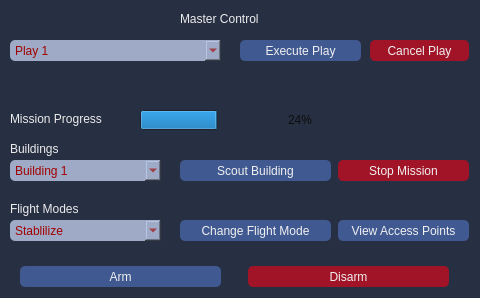
CSUN-SERL/lcar-bot, file src/rqt_gcs/resources/MissionProgress.ui: the form before one commit.
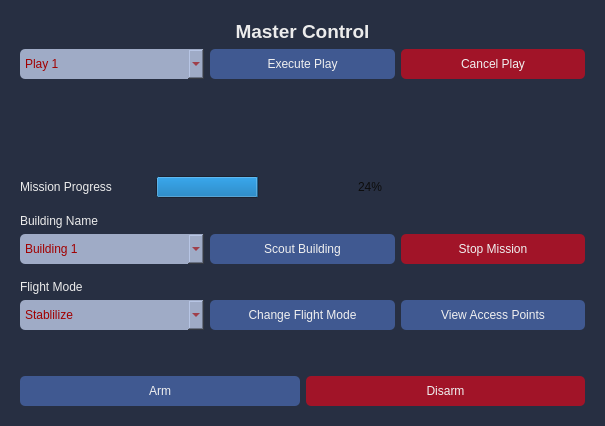
The form after the commit.

Commit message: Fixed comile errors and updated UI.

```diff
--- a/src/rqt_gcs/resources/MissionProgress.ui
+++ b/src/rqt_gcs/resources/MissionProgress.ui
@@ -6,8 +6,8 @@
    <rect>
     <x>0</x>
     <y>0</y>
-    <width>480</width>
-    <height>298</height>
+    <width>605</width>
+    <height>390</height>
    </rect>
   </property>
   <property name="windowTitle">
@@ -21,14 +21,148 @@
 color: rgb(236, 236, 236);
 border-radius: 5px;</string>
   </property>
+  <layout class="QHBoxLayout" name="horizontalLayout_7">
+   <item>
+    <widget class="QWidget" name="verticalWidget" native="true">
+     <layout class="QVBoxLayout" name="verticalLayout_2">
+      <item>
+       <widget class="QLabel" name="masterControlLabel">
+        <property name="font">
+         <font>
+          <pointsize>14</pointsize>
+          <weight>75</weight>
+          <bold>true</bold>
+         </font>
+        </property>
+        <property name="text">
+         <string>Master Control</string>
+        </property>
+        <property name="alignment">
+         <set>Qt::AlignCenter</set>
+        </property>
+       </widget>
+      </item>
+      <item>
+       <layout class="QHBoxLayout" name="horizontalLayout">
+        <item>
+         <widget class="QComboBox" name="playComboBox">
+          <property name="minimumSize">
+           <size>
+            <width>0</width>
+            <height>30</height>
+           </size>
+          </property>
+          <property name="toolTip">
+           <string>&lt;html&gt;&lt;head/&gt;&lt;body&gt;&lt;p&gt;Flight Mode&lt;/p&gt;&lt;/body&gt;&lt;/html&gt;</string>
+          </property>
+          <property name="accessibleName">
+           <string/>
+          </property>
+          <property name="styleSheet">
+           <string notr="true">color: rgb(161, 0, 0);
+background-color: rgb(159, 171, 198);
+</string>
+          </property>
+          <property name="editable">
+           <bool>false</bool>
+          </property>
+          <property name="currentIndex">
+           <number>0</number>
+          </property>
+          <property name="maxCount">
+           <number>2147483645</number>
+          </property>
+          <property name="sizeAdjustPolicy">
+           <enum>QComboBox::AdjustToContentsOnFirstShow</enum>
+          </property>
+          <property name="modelColumn">
+           <number>0</number>
+          </property>
+          <item>
+           <property name="text">
+            <string>Play 1</string>
+           </property>
+          </item>
+          <item>
+           <property name="text">
+            <string comment="Flight">Play 2</string>
+           </property>
+          </item>
+          <item>
+           <property name="text">
+            <string comment="Flight">Play 3</string>
+           </property>
+          </item>
+          <item>
+           <property name="text">
+            <string>Play 4</string>
+           </property>
+          </item>
+         </widget>
+        </item>
+        <item>
+         <widget class="QPushButton" name="executePlayButton">
+          <property name="minimumSize">
+           <size>
+            <width>0</width>
+            <height>30</height>
+           </size>
+          </property>
+          <property name="cursor">
+           <cursorShape>PointingHandCursor</cursorShape>
+          </property>
+          <property name="styleSheet">
+           <string notr="true">background-color: rgb(64, 89, 145);
+color: rgb(240, 240, 240);</string>
+          </property>
+          <property name="text">
+           <string>Execute Play</string>
+          </property>
+         </widget>
+        </item>
+        <item>
+         <widget class="QPushButton" name="cancelPlayButton">
+          <property name="minimumSize">
+           <size>
+            <width>0</width>
+            <height>30</height>
+           </size>
+          </property>
+          <property name="cursor">
+           <cursorShape>PointingHandCursor</cursorShape>
+          </property>
+          <property name="styleSheet">
+           <string notr="true">background-color: rgb(161, 20, 40);
+color: rgb(240, 240, 240);</string>
+          </property>
+          <property name="text">
+           <string>Cancel Play</string>
+          </property>
+         </widget>
+        </item>
+       </layout>
+      </item>
+      <item>
+       <spacer name="horizontalSpacer_2">
+        <property name="orientation">
+         <enum>Qt::Horizontal</enum>
+        </property>
+        <property name="sizeHint" stdset="0">
+         <size>
+          <width>40</width>
+          <height>40</height>
+         </size>
+        </property>
+       </spacer>
+      </item>
+      <item>
   <widget class="QLineEdit" name="uavNameEdit">
-   <property name="geometry">
-    <rect>
-     <x>140</x>
-     <y>80</y>
-     <width>161</width>
-     <height>20</height>
-    </rect>
+        <property name="font">
+         <font>
+          <pointsize>14</pointsize>
+          <weight>75</weight>
+          <bold>true</bold>
+         </font>
    </property>
    <property name="styleSheet">
     <string notr="true"/>
@@ -36,29 +170,41 @@
    <property name="text">
     <string/>
    </property>
-  </widget>
+        <property name="alignment">
+         <set>Qt::AlignCenter</set>
+        </property>
+       </widget>
+      </item>
+      <item>
+       <spacer name="horizontalSpacer_5">
+        <property name="orientation">
+         <enum>Qt::Horizontal</enum>
+        </property>
+        <property name="sizeHint" stdset="0">
+         <size>
+          <width>40</width>
+          <height>20</height>
+         </size>
+        </property>
+       </spacer>
+      </item>
+      <item>
+       <layout class="QHBoxLayout" name="horizontalLayout_2">
+        <item>
   <widget class="QLabel" name="missionProgressLabel">
-   <property name="geometry">
-    <rect>
-     <x>10</x>
-     <y>110</y>
-     <width>121</width>
-     <height>17</height>
-    </rect>
+          <property name="minimumSize">
+           <size>
+            <width>130</width>
+            <height>0</height>
+           </size>
    </property>
    <property name="text">
     <string>Mission Progress</string>
    </property>
   </widget>
+        </item>
+        <item>
   <widget class="QProgressBar" name="missionProgressBar">
-   <property name="geometry">
-    <rect>
-     <x>140</x>
-     <y>110</y>
-     <width>321</width>
-     <height>20</height>
-    </rect>
-   </property>
    <property name="palette">
     <palette>
      <active>
@@ -241,14 +387,94 @@
     <set>Qt::AlignCenter</set>
    </property>
   </widget>
+        </item>
+       </layout>
+      </item>
+      <item>
+       <spacer name="horizontalSpacer_4">
+        <property name="orientation">
+         <enum>Qt::Horizontal</enum>
+        </property>
+        <property name="sizeHint" stdset="0">
+         <size>
+          <width>40</width>
+          <height>10</height>
+         </size>
+        </property>
+       </spacer>
+      </item>
+      <item>
+       <widget class="QLabel" name="buildingsLabel">
+        <property name="text">
+         <string>Building Name</string>
+        </property>
+       </widget>
+      </item>
+      <item>
+       <layout class="QHBoxLayout" name="horizontalLayout_4">
+        <item>
+         <widget class="QComboBox" name="buildingsComboBox">
+          <property name="minimumSize">
+           <size>
+            <width>0</width>
+            <height>30</height>
+           </size>
+          </property>
+          <property name="toolTip">
+           <string>&lt;html&gt;&lt;head/&gt;&lt;body&gt;&lt;p&gt;Flight Mode&lt;/p&gt;&lt;/body&gt;&lt;/html&gt;</string>
+          </property>
+          <property name="accessibleName">
+           <string/>
+          </property>
+          <property name="styleSheet">
+           <string notr="true">color: rgb(161, 0, 0);
+background-color: rgb(159, 171, 198);
+</string>
+          </property>
+          <property name="editable">
+           <bool>false</bool>
+          </property>
+          <property name="currentIndex">
+           <number>0</number>
+          </property>
+          <property name="maxCount">
+           <number>2147483645</number>
+          </property>
+          <property name="sizeAdjustPolicy">
+           <enum>QComboBox::AdjustToContentsOnFirstShow</enum>
+          </property>
+          <property name="modelColumn">
+           <number>0</number>
+          </property>
+          <item>
+           <property name="text">
+            <string>Building 1</string>
+           </property>
+          </item>
+          <item>
+           <property name="text">
+            <string comment="Flight">Building 2</string>
+           </property>
+          </item>
+          <item>
+           <property name="text">
+            <string comment="Flight">Building 3</string>
+           </property>
+          </item>
+          <item>
+           <property name="text">
+            <string>Building 4</string>
+           </property>
+          </item>
+         </widget>
+        </item>
+        <item>
   <widget class="QPushButton" name="scoutBuildingButton">
-   <property name="geometry">
-    <rect>
-     <x>180</x>
-     <y>160</y>
-     <width>151</width>
-     <height>21</height>
-    </rect>
+          <property name="minimumSize">
+           <size>
+            <width>0</width>
+            <height>30</height>
+           </size>
    </property>
    <property name="cursor">
     <cursorShape>PointingHandCursor</cursorShape>
@@ -261,14 +487,14 @@
     <string>Scout Building</string>
    </property>
   </widget>
+        </item>
+        <item>
   <widget class="QPushButton" name="stopMissionButton">
-   <property name="geometry">
-    <rect>
-     <x>338</x>
-     <y>160</y>
-     <width>131</width>
-     <height>21</height>
-    </rect>
+          <property name="minimumSize">
+           <size>
+            <width>0</width>
+            <height>30</height>
+           </size>
    </property>
    <property name="cursor">
     <cursorShape>PointingHandCursor</cursorShape>
@@ -281,54 +507,38 @@
     <string>Stop Mission</string>
    </property>
   </widget>
-  <widget class="QPushButton" name="armButton">
-   <property name="geometry">
-    <rect>
-     <x>20</x>
-     <y>266</y>
-     <width>201</width>
-     <height>21</height>
-    </rect>
-   </property>
-   <property name="cursor">
-    <cursorShape>PointingHandCursor</cursorShape>
-   </property>
-   <property name="styleSheet">
-    <string notr="true">background-color: rgb(64, 89, 145);
-color: rgb(240, 240, 240);</string>
-   </property>
+        </item>
+       </layout>
+      </item>
+      <item>
+       <spacer name="horizontalSpacer_3">
+        <property name="orientation">
+         <enum>Qt::Horizontal</enum>
+        </property>
+        <property name="sizeHint" stdset="0">
+         <size>
+          <width>40</width>
+          <height>10</height>
+         </size>
+        </property>
+       </spacer>
+      </item>
+      <item>
+       <widget class="QLabel" name="FlightModesLabel">
    <property name="text">
-    <string>Arm</string>
-   </property>
-  </widget>
-  <widget class="QPushButton" name="disarmButton">
-   <property name="geometry">
-    <rect>
-     <x>248</x>
-     <y>266</y>
-     <width>201</width>
-     <height>21</height>
-    </rect>
-   </property>
-   <property name="cursor">
-    <cursorShape>PointingHandCursor</cursorShape>
-   </property>
-   <property name="styleSheet">
-    <string notr="true">background-color: rgb(161, 20, 40);
-color: rgb(240, 240, 240);</string>
-   </property>
-   <property name="text">
-    <string>Disarm</string>
-   </property>
-  </widget>
+         <string>Flight Mode</string>
+        </property>
+       </widget>
+      </item>
+      <item>
+       <layout class="QHBoxLayout" name="horizontalLayout_5">
+        <item>
   <widget class="QComboBox" name="flightModeComboBox">
-   <property name="geometry">
-    <rect>
-     <x>10</x>
-     <y>220</y>
-     <width>151</width>
-     <height>21</height>
-    </rect>
+          <property name="minimumSize">
+           <size>
+            <width>0</width>
+            <height>30</height>
+           </size>
    </property>
    <property name="toolTip">
     <string>&lt;html&gt;&lt;head/&gt;&lt;body&gt;&lt;p&gt;Flight Mode&lt;/p&gt;&lt;/body&gt;&lt;/html&gt;</string>
@@ -442,14 +652,14 @@
     </property>
    </item>
   </widget>
+        </item>
+        <item>
   <widget class="QPushButton" name="changeFlightModeButton">
-   <property name="geometry">
-    <rect>
-     <x>180</x>
-     <y>220</y>
-     <width>151</width>
-     <height>21</height>
-    </rect>
+          <property name="minimumSize">
+           <size>
+            <width>0</width>
+            <height>30</height>
+           </size>
    </property>
    <property name="cursor">
     <cursorShape>PointingHandCursor</cursorShape>
@@ -462,14 +672,14 @@
     <string>Change Flight Mode</string>
    </property>
   </widget>
+        </item>
+        <item>
   <widget class="QPushButton" name="viewAccessPointsButton">
-   <property name="geometry">
-    <rect>
-     <x>338</x>
-     <y>220</y>
-     <width>131</width>
-     <height>21</height>
-    </rect>
+          <property name="minimumSize">
+           <size>
+            <width>0</width>
+            <height>30</height>
+           </size>
    </property>
    <property name="cursor">
     <cursorShape>PointingHandCursor</cursorShape>
@@ -482,165 +692,31 @@
     <string>View Access Points</string>
    </property>
   </widget>
-  <widget class="QComboBox" name="buildingsComboBox">
-   <property name="geometry">
-    <rect>
-     <x>10</x>
-     <y>160</y>
-     <width>151</width>
-     <height>21</height>
-    </rect>
-   </property>
-   <property name="toolTip">
-    <string>&lt;html&gt;&lt;head/&gt;&lt;body&gt;&lt;p&gt;Flight Mode&lt;/p&gt;&lt;/body&gt;&lt;/html&gt;</string>
-   </property>
-   <property name="accessibleName">
-    <string/>
-   </property>
-   <property name="styleSheet">
-    <string notr="true">color: rgb(161, 0, 0);
-background-color: rgb(159, 171, 198);
-</string>
-   </property>
-   <property name="editable">
-    <bool>false</bool>
-   </property>
-   <property name="currentIndex">
-    <number>0</number>
-   </property>
-   <property name="maxCount">
-    <number>2147483645</number>
-   </property>
-   <property name="sizeAdjustPolicy">
-    <enum>QComboBox::AdjustToContentsOnFirstShow</enum>
-   </property>
-   <property name="modelColumn">
-    <number>0</number>
-   </property>
-   <item>
-    <property name="text">
-     <string>Building 1</string>
-    </property>
-   </item>
-   <item>
-    <property name="text">
-     <string comment="Flight">Building 2</string>
-    </property>
+        </item>
+       </layout>
    </item>
    <item>
-    <property name="text">
-     <string comment="Flight">Building 3</string>
-    </property>
-   </item>
-   <item>
-    <property name="text">
-     <string>Building 4</string>
-    </property>
-   </item>
-  </widget>
-  <widget class="QLabel" name="buildingsLabel">
-   <property name="geometry">
-    <rect>
-     <x>10</x>
-     <y>140</y>
-     <width>66</width>
-     <height>17</height>
-    </rect>
-   </property>
-   <property name="text">
-    <string>Buildings</string>
-   </property>
-  </widget>
-  <widget class="QLabel" name="FlightModesLabel">
-   <property name="geometry">
-    <rect>
-     <x>10</x>
-     <y>200</y>
-     <width>121</width>
-     <height>17</height>
-    </rect>
-   </property>
-   <property name="text">
-    <string>Flight Modes</string>
-   </property>
-  </widget>
-  <widget class="QLabel" name="masterControlLabel">
-   <property name="geometry">
-    <rect>
-     <x>180</x>
-     <y>10</y>
-     <width>101</width>
-     <height>17</height>
-    </rect>
-   </property>
-   <property name="text">
-    <string>Master Control</string>
-   </property>
-  </widget>
-  <widget class="QComboBox" name="playComboBox">
-   <property name="geometry">
-    <rect>
-     <x>10</x>
-     <y>40</y>
-     <width>211</width>
-     <height>21</height>
-    </rect>
-   </property>
-   <property name="toolTip">
-    <string>&lt;html&gt;&lt;head/&gt;&lt;body&gt;&lt;p&gt;Flight Mode&lt;/p&gt;&lt;/body&gt;&lt;/html&gt;</string>
-   </property>
-   <property name="accessibleName">
-    <string/>
-   </property>
-   <property name="styleSheet">
-    <string notr="true">color: rgb(161, 0, 0);
-background-color: rgb(159, 171, 198);
-</string>
-   </property>
-   <property name="editable">
-    <bool>false</bool>
-   </property>
-   <property name="currentIndex">
-    <number>0</number>
-   </property>
-   <property name="maxCount">
-    <number>2147483645</number>
-   </property>
-   <property name="sizeAdjustPolicy">
-    <enum>QComboBox::AdjustToContentsOnFirstShow</enum>
-   </property>
-   <property name="modelColumn">
-    <number>0</number>
-   </property>
+       <spacer name="horizontalSpacer">
+        <property name="orientation">
+         <enum>Qt::Horizontal</enum>
+        </property>
+        <property name="sizeHint" stdset="0">
+         <size>
+          <width>40</width>
+          <height>40</height>
+         </size>
+        </property>
+       </spacer>
+      </item>
    <item>
-    <property name="text">
-     <string>Play 1</string>
-    </property>
-   </item>
+       <layout class="QHBoxLayout" name="horizontalLayout_6">
    <item>
-    <property name="text">
-     <string comment="Flight">Play 2</string>
-    </property>
-   </item>
-   <item>
-    <property name="text">
-     <string comment="Flight">Play 3</string>
-    </property>
-   </item>
-   <item>
-    <property name="text">
-     <string>Play 4</string>
-    </property>
-   </item>
-  </widget>
-  <widget class="QPushButton" name="executePlayButton">
-   <property name="geometry">
-    <rect>
-     <x>240</x>
-     <y>40</y>
-     <width>121</width>
-     <height>21</height>
-    </rect>
+         <widget class="QPushButton" name="armButton">
+          <property name="minimumSize">
+           <size>
+            <width>0</width>
+            <height>30</height>
+           </size>
    </property>
    <property name="cursor">
     <cursorShape>PointingHandCursor</cursorShape>
@@ -650,17 +726,17 @@
 color: rgb(240, 240, 240);</string>
    </property>
    <property name="text">
-    <string>Execute Play</string>
-   </property>
-  </widget>
-  <widget class="QPushButton" name="cancelPlayButton">
-   <property name="geometry">
-    <rect>
-     <x>370</x>
-     <y>40</y>
-     <width>99</width>
-     <height>21</height>
-    </rect>
+           <string>Arm</string>
+          </property>
+         </widget>
+        </item>
+        <item>
+         <widget class="QPushButton" name="disarmButton">
+          <property name="minimumSize">
+           <size>
+            <width>0</width>
+            <height>30</height>
+           </size>
    </property>
    <property name="cursor">
     <cursorShape>PointingHandCursor</cursorShape>
@@ -670,9 +746,16 @@
 color: rgb(240, 240, 240);</string>
    </property>
    <property name="text">
-    <string>Cancel Play</string>
-   </property>
-  </widget>
+           <string>Disarm</string>
+          </property>
+         </widget>
+        </item>
+       </layout>
+      </item>
+     </layout>
+    </widget>
+   </item>
+  </layout>
  </widget>
  <resources/>
  <connections/>
```
Lines whose indentation alone changed are shown as unchanged. The commit also changes 1 other file.
